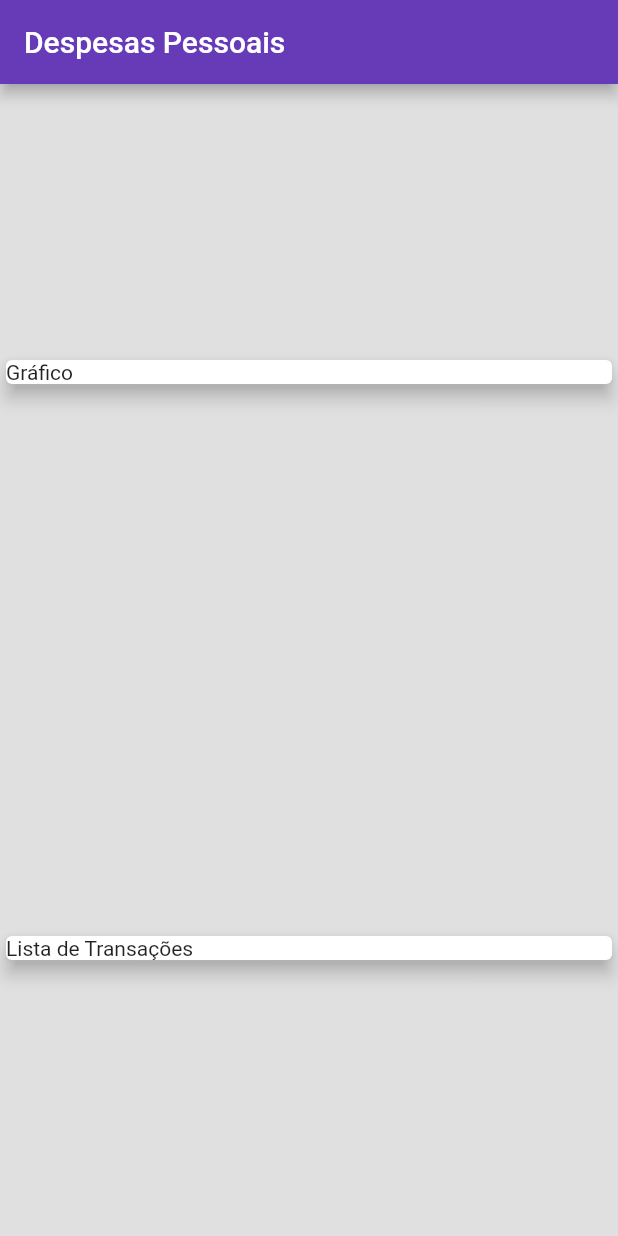
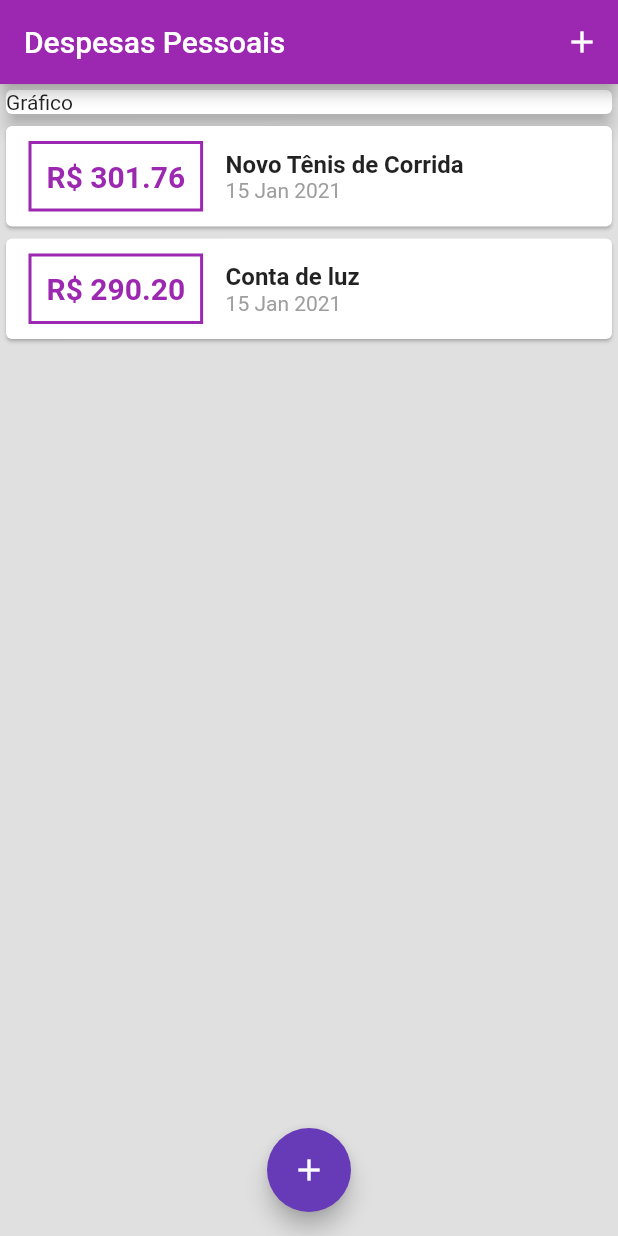
Before and after one commit to mlesouza/Curso-Flutter, a Flutter app: the screen it shows after launch, on a phone screen of 412 x 824 dp. Run offline on Flutter 3.47's test engine with Material 2 defaults, Android fonts, the phone set to English and light mode, and no system bars.

```diff
--- /dev/null
+++ b/app-expenses/lib/components/transaction_list.dart
@@ -0,0 +1,66 @@
+import 'package:expenses/models/transaction.dart';
+import 'package:flutter/material.dart';
+import 'package:intl/intl.dart';
+
+class TransactionList extends StatelessWidget {
+  final List<Transaction> transactions;
+
+  TransactionList(this.transactions);
+
+  @override
+  Widget build(BuildContext context) {
+    return Container(
+      height: 600,
+      child: ListView.builder(
+        itemCount: transactions.length,
+        itemBuilder: (ctx, index) {
+          final tr = transactions[index];
+          return Card(
+            child: Row(
+              children: [
+                Container(
+                  margin: EdgeInsets.symmetric(
+                    horizontal: 15,
+                    vertical: 10,
+                  ),
+                  decoration: BoxDecoration(
+                    border: Border.all(
+                      color: Theme.of(context).primaryColor,
+                      width: 2,
+                    ),
+                  ),
+                  padding: EdgeInsets.all(10),
+                  child: Text(
+                    "R\$ ${tr.value.toStringAsFixed(2)}",
+                    style: TextStyle(
+                        fontWeight: FontWeight.bold,
+                        fontSize: 20,
+                        color: Theme.of(context).primaryColor),
+                  ),
+                ),
+                Column(
+                  crossAxisAlignment: CrossAxisAlignment.start,
+                  children: [
+                    Text(
+                      tr.title,
+                      style: TextStyle(
+                        fontWeight: FontWeight.bold,
+                        fontSize: 16,
+                      ),
+                    ),
+                    Text(
+                      DateFormat('d MMM y').format(tr.date),
+                      style: TextStyle(
+                        color: Colors.grey,
+                      ),
+                    ),
+                  ],
+                )
+              ],
+            ),
+          );
+        },
+      ),
+    );
+  }
+}
--- a/app-expenses/lib/main.dart
+++ b/app-expenses/lib/main.dart
@@ -1,5 +1,9 @@
+import 'dart:math';
+import 'package:expenses/components/transaction_form.dart';
 import 'package:expenses/models/transaction.dart';
 import 'package:flutter/material.dart';
+import 'package:expenses/components/transaction_form.dart';
+import 'package:expenses/components/transaction_list.dart';
 
 main() => runApp(ExpensesApp());
 
@@ -9,32 +13,72 @@ class ExpensesApp extends StatelessWidget {
     return MaterialApp(
       home: MyHomePage(),
       theme: ThemeData(
-        primarySwatch: Colors.deepPurple,
+        primarySwatch: Colors.purple,
+        accentColor: Colors.deepPurple,
         visualDensity: VisualDensity.adaptivePlatformDensity,
       ),
     );
   }
 }
 
-class MyHomePage extends StatelessWidget {
+class MyHomePage extends StatefulWidget {
+  @override
+  _MyHomePageState createState() => _MyHomePageState();
+}
+
+class _MyHomePageState extends State<MyHomePage> {
   final _transactions = [
     Transaction(
       id: 't1',
       title: 'Novo Tênis de Corrida',
-      value: 30.76,
+      value: 301.76,
+      date: DateTime.now(),
+    ),
+    Transaction(
+      id: 't2',
+      title: 'Conta de luz',
+      value: 290.20,
       date: DateTime.now(),
     ),
   ];
+
+  _addTransaction(String title, double value) {
+    final newTransaction = Transaction(
+        id: Random().nextDouble().toString(),
+        title: title,
+        value: value,
+        date: DateTime.now());
+
+    setState(() {
+      _transactions.add(newTransaction);
+    });
+
+    Navigator.of(context).pop();
+  }
+
+  _opentransactionFormModal(BuildContext context) {
+    showModalBottomSheet(
+        context: context,
+        builder: (_) {
+          return TransactionForm(_addTransaction);
+        });
+  }
 
   @override
   Widget build(BuildContext context) {
     return Scaffold(
       appBar: AppBar(
         title: Text('Despesas Pessoais'),
+        actions: [
+          IconButton(
+            icon: Icon(Icons.add),
+            onPressed: () => _opentransactionFormModal(context),
+          )
+        ],
       ),
       backgroundColor: Colors.grey.shade300,
-      body: Column(
-        mainAxisAlignment: MainAxisAlignment.spaceAround,
+      body: SingleChildScrollView(
+        child: Column(
           crossAxisAlignment: CrossAxisAlignment.stretch,
           children: <Widget>[
             Container(
@@ -44,15 +88,15 @@ class MyHomePage extends StatelessWidget {
                 elevation: 5,
               ),
             ),
-          Container(
-            width: double.infinity,
-            child: Card(
-              elevation: 5,
-              child: Text('Lista de Transações'),
-            ),
-          )
+            TransactionList(_transactions)
           ],
         ),
+      ),
+      floatingActionButton: FloatingActionButton(
+        onPressed: () => _opentransactionFormModal(context),
+        child: Icon(Icons.add),
+      ),
+      floatingActionButtonLocation: FloatingActionButtonLocation.centerFloat,
     );
   }
 }
--- a/app-expenses/pubspec.yaml
+++ b/app-expenses/pubspec.yaml
@@ -23,6 +23,7 @@ environment:
 dependencies:
   flutter:
     sdk: flutter
+  intl: ^0.16.1
 
 
   # The following adds the Cupertino Icons font to your application.
```
Also changed, not shown: app-expenses/lib/components/transaction_form.dart (added, +61 -0 lines), app-expenses/pubspec.lock. Lines whose indentation alone changed are shown as unchanged.
